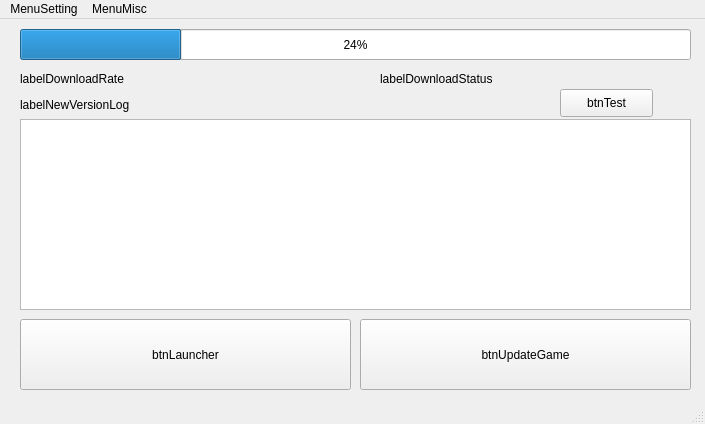
Before: the Qt Designer form PixelDungeonLauncher/mainwindow.ui in zxcPandora/PixelDungeonLauncher, drawn with Qt 5.
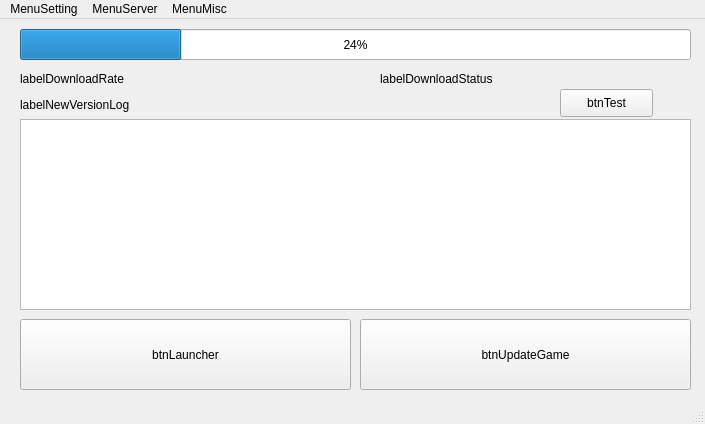
After: the same form once the commit is applied.

What changed in the file:
```diff
--- a/PixelDungeonLauncher/mainwindow.ui
+++ b/PixelDungeonLauncher/mainwindow.ui
@@ -147,8 +147,15 @@
      <string>MenuMisc</string>
     </property>
     <addaction name="actionAbout"/>
+    <addaction name="actionUpdate"/>
+   </widget>
+   <widget class="QMenu" name="menuServer">
+    <property name="title">
+     <string>MenuServer</string>
+    </property>
    </widget>
    <addaction name="menuSetting"/>
+   <addaction name="menuServer"/>
    <addaction name="menuMisc"/>
   </widget>
   <widget class="QStatusBar" name="statusbar"/>
```
Left out of the diff: 5 changed lines with no effect on the pictures.
